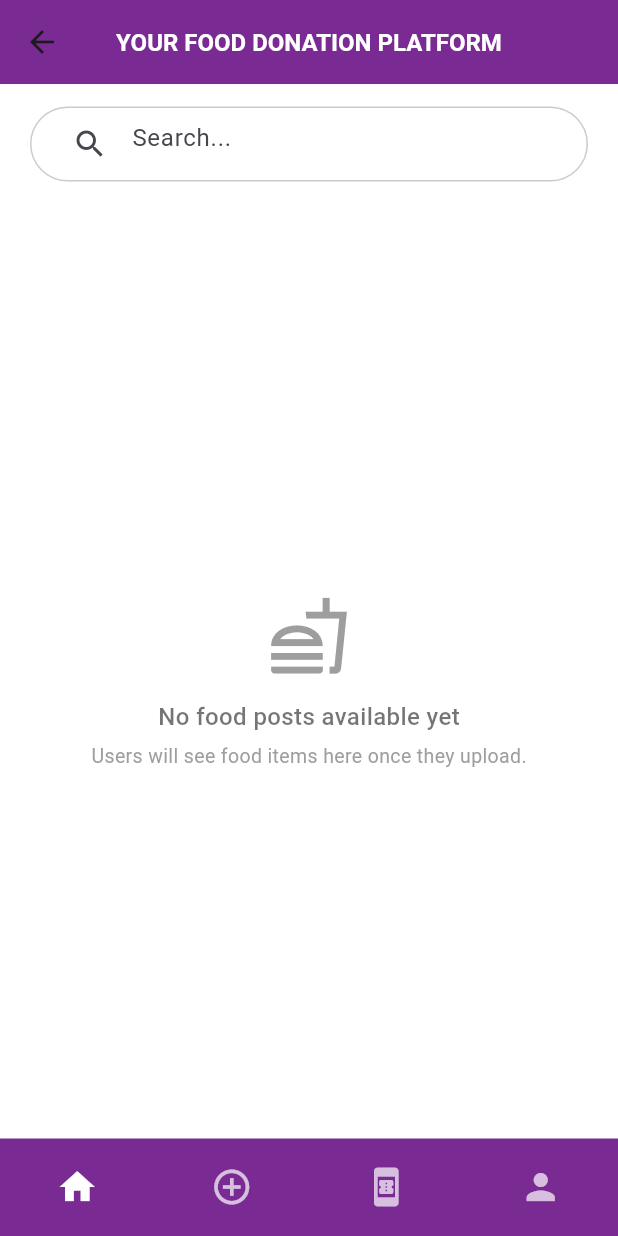
After one commit to zibosss/ShareEat-CAT304, a Flutter app: the HomeScreen screen opened by its route, on a phone screen of 412 x 824 dp. The commit adds this screen. Run offline on Flutter 3.47's test engine with Material 3 defaults, Android fonts, the phone set to English and light mode, and no system bars; our stand-ins replace cloud_firestore, firebase_auth, firebase_core; accounts and stored records are empty.

Commit message:
user module updated

```diff
--- /dev/null
+++ b/shareeat/lib/features/user_registration/presentation/home_screen.dart
@@ -0,0 +1,115 @@
+import 'package:flutter/material.dart';
+
+class HomeScreen extends StatelessWidget {
+  const HomeScreen({super.key});
+
+  @override
+  Widget build(BuildContext context) {
+    return Scaffold(
+      backgroundColor: Colors.white,
+
+      // ------------------------------ HEADER ------------------------------
+      appBar: AppBar(
+        backgroundColor: const Color(0xFF7A2B93),
+        elevation: 0,
+        centerTitle: true,
+        title: const Text(
+          "YOUR FOOD DONATION PLATFORM",
+          style: TextStyle(
+            color: Colors.white,
+            fontSize: 16,
+            fontWeight: FontWeight.bold,
+          ),
+        ),
+      ),
+
+      // ------------------------------ BODY ------------------------------
+      body: Column(
+        children: [
+          const SizedBox(height: 15),
+
+          // SEARCH BAR
+          Padding(
+            padding: const EdgeInsets.symmetric(horizontal: 20),
+            child: Container(
+              padding: const EdgeInsets.symmetric(horizontal: 15),
+              decoration: BoxDecoration(
+                color: Colors.white,
+                borderRadius: BorderRadius.circular(30),
+                border: Border.all(color: Colors.black.withOpacity(0.2)),
+              ),
+              child: const TextField(
+                decoration: InputDecoration(
+                  border: InputBorder.none,
+                  hintText: "Search...",
+                  prefixIcon: Icon(Icons.search),
+                ),
+              ),
+            ),
+          ),
+
+          const SizedBox(height: 30),
+
+          // EMPTY STATE (No food posts yet)
+          Expanded(
+            child: Center(
+              child: Column(
+                mainAxisSize: MainAxisSize.min,
+                children: const [
+                  Icon(
+                    Icons.fastfood_outlined,
+                    size: 55,
+                    color: Colors.grey,
+                  ),
+                  SizedBox(height: 15),
+                  Text(
+                    "No food posts available yet",
+                    style: TextStyle(
+                      fontSize: 16,
+                      color: Colors.black54,
+                      fontWeight: FontWeight.w500,
+                    ),
+                  ),
+                  SizedBox(height: 5),
+                  Text(
+                    "Users will see food items here once they upload.",
+                    style: TextStyle(
+                      fontSize: 13,
+                      color: Colors.grey,
+                    ),
+                  ),
+                ],
+              ),
+            ),
+          ),
+        ],
+      ),
+
+      // ------------------------------ BOTTOM NAV ------------------------------
+      bottomNavigationBar: Container(
+        height: 65,
+        decoration: const BoxDecoration(
+          color: Color(0xFF7A2B93),
+        ),
+        child: Row(
+          mainAxisAlignment: MainAxisAlignment.spaceAround,
+          children: [
+            _navButton(Icons.home, true),
+            _navButton(Icons.add_circle_outline, false),
+            _navButton(Icons.book_online, false),
+            _navButton(Icons.person, false),
+          ],
+        ),
+      ),
+    );
+  }
+
+  // bottom nav button
+  Widget _navButton(IconData icon, bool active) {
+    return Icon(
+      icon,
+      color: active ? Colors.white : Colors.white70,
+      size: 28,
+    );
+  }
+}
--- a/shareeat/lib/features/user_registration/presentation/welcome_screen.dart
+++ b/shareeat/lib/features/user_registration/presentation/welcome_screen.dart
@@ -14,7 +14,7 @@ class WelcomeScreen extends StatelessWidget {
               const SizedBox(height: 40),
 
               Image.asset(
-                "assets/images/food.png", // <-- your bowl illustration
+                "assets/images/food.jpg", // <-- your bowl illustration
                 height: 200,
               ),
 
--- a/shareeat/lib/main.dart
+++ b/shareeat/lib/main.dart
@@ -5,11 +5,12 @@ import 'firebase_options.dart';
 import 'features/user_registration/presentation/welcome_screen.dart';
 import 'features/user_registration/presentation/login_screen.dart';
 import 'features/user_registration/presentation/registration_screen.dart';
+import 'features/user_registration/presentation/home_screen.dart';
 
 Future<void> main() async {
   WidgetsFlutterBinding.ensureInitialized();
 
-  // 🔥 THIS IS WHERE YOU PUT IT
+  // Initialize Firebase
   await Firebase.initializeApp(
     options: DefaultFirebaseOptions.currentPlatform,
   );
@@ -29,6 +30,7 @@ class ShareEatApp extends StatelessWidget {
         '/': (context) => const WelcomeScreen(),
         '/login': (context) => const LoginScreen(),
         '/register': (context) => const RegistrationScreen(),
+        '/home': (context) => const HomeScreen(),     // <-- Added home route
       },
     );
   }
```
Also changed, not shown: shareeat/lib/features/user_registration/presentation/login_screen.dart (+10 -4 lines), shareeat/lib/features/user_registration/presentation/registration_screen.dart (+35 -43 lines), shareeat/assets/assets/images/food.jpg (added).
